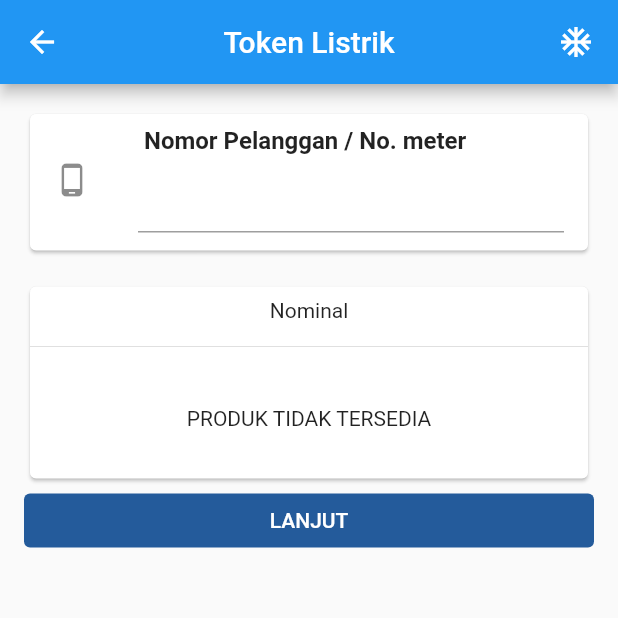
After one commit to imaldi/anipay_flutter, a Flutter app: the TokenListrikScreen screen opened directly, on a phone screen of 412 x 824 dp, the top half of it. The commit adds this screen. Run offline on Flutter 3.47's test engine with Material 2 defaults, Android fonts, the phone set to English and light mode, and no system bars.

```diff
--- /dev/null
+++ b/lib/presentation_layer/screens/token_listrik_screen.dart
@@ -0,0 +1,118 @@
+import 'package:anipay_flutter/data_layer/consts/color_consts.dart';
+import 'package:anipay_flutter/data_layer/size_const.dart';
+import 'package:anipay_flutter/presentation_layer/widgets/my_text.dart';
+import 'package:flutter/material.dart';
+import 'package:flutter/widgets.dart';
+
+class TokenListrikScreen extends StatefulWidget {
+  const TokenListrikScreen({Key? key}) : super(key: key);
+
+  @override
+  _TokenListrikScreenState createState() => _TokenListrikScreenState();
+}
+
+class _TokenListrikScreenState extends State<TokenListrikScreen> {
+  @override
+  Widget build(BuildContext context) {
+    return Scaffold(
+      appBar: AppBar(
+        title: Center(child: Text("Token Listrik")),
+        actions: [Container(margin: EdgeInsets.all(size_medium), child: Icon(Icons.ac_unit))],
+      ),
+      body: Container(
+        padding: EdgeInsets.all(size_medium),
+        child: Column(
+          children: [
+            Card(
+              child: ListTile(
+                leading: Column(
+                  mainAxisAlignment: MainAxisAlignment.center,
+                  children: [
+                    Icon(Icons.phone_android),
+                  ],
+                ),
+                title: titleText("Nomor Pelanggan / No. meter"),
+                subtitle: Container(
+                    margin: EdgeInsets.only(bottom: size_normal),
+                    child: TextField(
+                      keyboardType: TextInputType.number,
+                    )),
+                // trailing: Column(
+                //   mainAxisAlignment: MainAxisAlignment.center,
+                //   children: [
+                //     Icon(Icons.import_contacts),
+                //   ],
+                // ),
+              ),
+            ),
+            SizedBox(
+              height: size_medium,
+            ),
+            Row(
+              mainAxisAlignment: MainAxisAlignment.center,
+              children: [
+                Expanded(
+                  child: Card(
+                    child: Column(
+                      children: [
+                        Container(
+                          padding: EdgeInsets.all(size_normal),
+                          child: Text("Nominal"),
+                        ),
+                        Divider(),
+                        Row(
+                          mainAxisAlignment: MainAxisAlignment.center,
+                          children: [
+                            Container(
+                              padding: EdgeInsets.all(size_huge),
+                              child: Text("PRODUK TIDAK TERSEDIA"),
+                            )
+                          ],
+                        ),
+                        // Row(
+                        //   mainAxisAlignment: MainAxisAlignment.spaceEvenly,
+                        //   children: [
+                        //     Padding(
+                        //       padding: const EdgeInsets.all(8.0),
+                        //       child: Column(
+                        //         crossAxisAlignment: CrossAxisAlignment.center,
+                        //         children: [Text("10000"), Text("Rp 10.850"), Text("ovo")],
+                        //       ),
+                        //     ),
+                        //     Padding(
+                        //       padding: const EdgeInsets.all(8.0),
+                        //       child: Column(
+                        //         crossAxisAlignment: CrossAxisAlignment.center,
+                        //         children: [Text("10000"), Text("Rp 10.850"), Text("ovo")],
+                        //       ),
+                        //     ),
+                        //   ],
+                        // )
+                      ],
+                    ),
+                  ),
+                ),
+              ],
+            ),
+            Row(
+              children: [
+                Expanded(
+                  child: TextButton(
+                    style: ButtonStyle(
+                      backgroundColor: MaterialStateProperty.all<Color>(primaryDarkBlue),
+                    ),
+                    onPressed: () {},
+                    child: Text(
+                      "LANJUT",
+                      style: TextStyle(color: Colors.white),
+                    ),
+                  ),
+                ),
+              ],
+            ),
+          ],
+        ),
+      ),
+    );
+  }
+}
```
Also changed, not shown: lib/presentation_layer/screens/bpjs_screen.dart (added, +72 -0 lines), lib/presentation_layer/screens/home_screen.dart (+19 -0 lines), lib/presentation_layer/screens/lainnya_screen.dart (+26 -0 lines), lib/presentation_layer/screens/pdam_detail_page.dart (added, +73 -0 lines), lib/presentation_layer/screens/pdam_index_screen.dart (added, +42 -0 lines), lib/presentation_layer/screens/pdam_list.dart (added, +29 -0 lines).
